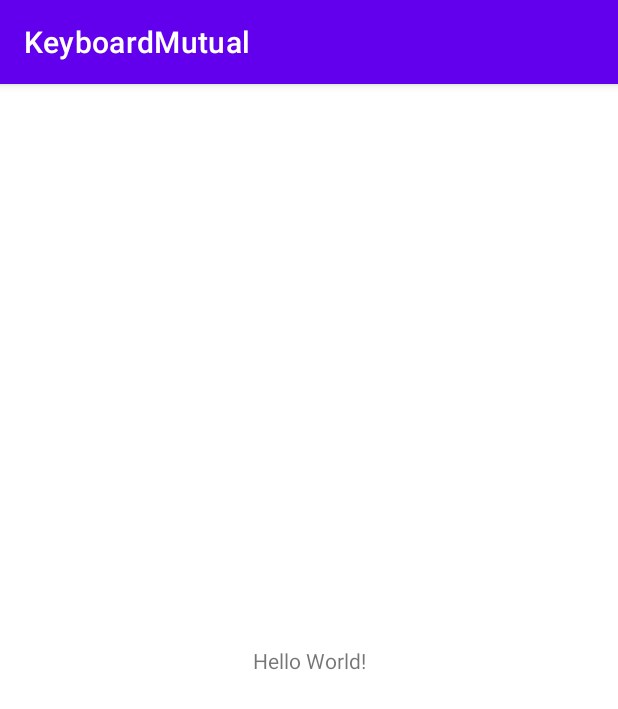
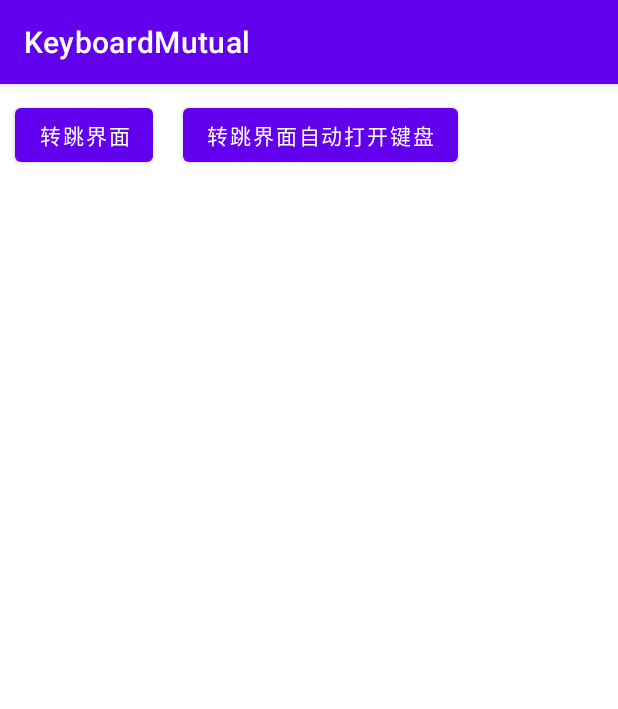
Before and after one commit to EspoirX/KeyboardMutual, an Android app: the screen it shows after launch (MainActivity), on a phone screen of 412 x 824 dp. Shown: the top 709 px of the screen. Run offline under Robolectric (Android 15) with nearby library versions, the phone set to English and light mode, and no system bars.

Commit message:
add code

```diff
--- a/app/build.gradle
+++ b/app/build.gradle
@@ -36,4 +36,6 @@ dependencies {
     implementation 'androidx.appcompat:appcompat:1.4.1'
     implementation 'com.google.android.material:material:1.5.0'
     implementation 'androidx.constraintlayout:constraintlayout:2.1.3'
+
+    implementation project(':library')
 }
--- /dev/null
+++ b/app/src/main/java/com/lzx/keyboardmutual/DemoApp.kt
@@ -0,0 +1,11 @@
+package com.lzx.keyboardmutual
+
+import android.app.Application
+import com.lzx.library.KeyboardMutual
+
+class DemoApp : Application() {
+    override fun onCreate() {
+        super.onCreate()
+        KeyboardMutual.init(this)
+    }
+}
--- a/app/src/main/java/com/lzx/keyboardmutual/MainActivity.kt
+++ b/app/src/main/java/com/lzx/keyboardmutual/MainActivity.kt
@@ -1,11 +1,23 @@
 package com.lzx.keyboardmutual
 
+import android.content.Intent
+import android.os.Bundle
+import android.widget.Button
 import androidx.appcompat.app.AppCompatActivity
-import android.os.Bundle
 
 class MainActivity : AppCompatActivity() {
     override fun onCreate(savedInstanceState: Bundle?) {
         super.onCreate(savedInstanceState)
         setContentView(R.layout.activity_main)
+
+        findViewById<Button>(R.id.btn1).setOnClickListener {
+            startActivity(Intent(this, ChatActivity::class.java))
+        }
+
+        findViewById<Button>(R.id.btn2).setOnClickListener {
+            startActivity(Intent(this, ChatActivity::class.java).apply {
+                putExtra("antoShowKeyboard", true)
+            })
+        }
     }
 }
--- a/app/src/main/res/layout/activity_main.xml
+++ b/app/src/main/res/layout/activity_main.xml
@@ -1,18 +1,22 @@
 <?xml version="1.0" encoding="utf-8"?>
-<androidx.constraintlayout.widget.ConstraintLayout xmlns:android="http://schemas.android.com/apk/res/android"
-    xmlns:app="http://schemas.android.com/apk/res-auto"
+<RelativeLayout xmlns:android="http://schemas.android.com/apk/res/android"
     xmlns:tools="http://schemas.android.com/tools"
     android:layout_width="match_parent"
     android:layout_height="match_parent"
     tools:context=".MainActivity">
 
-    <TextView
+    <Button
+        android:id="@+id/btn1"
         android:layout_width="wrap_content"
         android:layout_height="wrap_content"
-        android:text="Hello World!"
-        app:layout_constraintBottom_toBottomOf="parent"
-        app:layout_constraintEnd_toEndOf="parent"
-        app:layout_constraintStart_toStartOf="parent"
-        app:layout_constraintTop_toTopOf="parent" />
+        android:layout_margin="10dp"
+        android:text="转跳界面" />
 
-</androidx.constraintlayout.widget.ConstraintLayout>
+    <Button
+        android:id="@+id/btn2"
+        android:layout_width="wrap_content"
+        android:layout_height="wrap_content"
+        android:layout_margin="10dp"
+        android:layout_toRightOf="@+id/btn1"
+        android:text="转跳界面自动打开键盘" />
+</RelativeLayout>
```
Also changed, not shown: app/src/main/AndroidManifest.xml (+7 -1 lines), app/src/main/java/com/lzx/keyboardmutual/ChatActInputView.kt (added, +126 -0 lines), app/src/main/java/com/lzx/keyboardmutual/ChatActivity.kt (+19 -0 lines), app/src/main/res/drawable/selector_chat_face.xml (added, +7 -0 lines), app/src/main/res/drawable/selector_chat_voice.xml (added, +7 -0 lines), app/src/main/res/layout/activity_chat.xml (+54 -3 lines), app/src/main/res/layout/layout_chat_input_bar.xml (added, +26 -0 lines), app/src/main/res/drawable-xhdpi/chat_face_normal.png (added), app/src/main/res/drawable-xhdpi/chat_face_selected.png (added), app/src/main/res/drawable-xhdpi/chat_voice_normal.png (added), app/src/main/res/drawable-xhdpi/chat_voice_selected.png (added).
